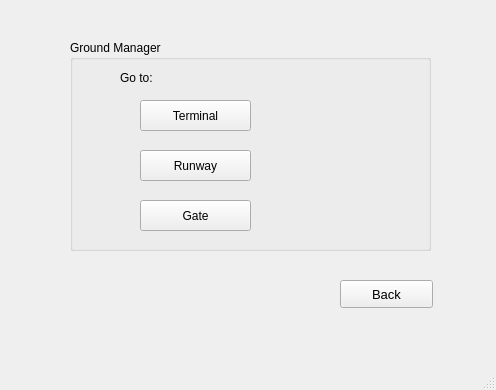
This is GroundManager.ui in Muneeba-Badar/DB-Final-Project as Qt 5 draws it before an edit. The edited form follows.
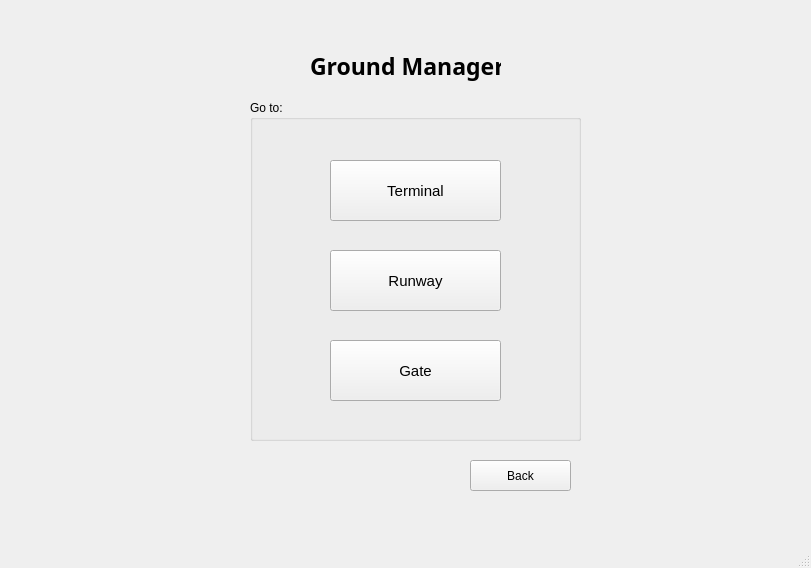
This is the edited form.

Patch:
```diff
--- a/GroundManager.ui
+++ b/GroundManager.ui
@@ -6,101 +6,124 @@
    <rect>
     <x>0</x>
     <y>0</y>
-    <width>496</width>
-    <height>390</height>
+    <width>811</width>
+    <height>568</height>
    </rect>
   </property>
   <property name="windowTitle">
    <string>MainWindow</string>
   </property>
   <widget class="QWidget" name="centralwidget">
-   <widget class="QGroupBox" name="GroundManager">
+   <widget class="QPushButton" name="GBackBtn">
     <property name="geometry">
      <rect>
-      <x>70</x>
+      <x>470</x>
+      <y>460</y>
+      <width>101</width>
+      <height>31</height>
+     </rect>
+    </property>
+    <property name="font">
+     <font>
+      <pointsize>9</pointsize>
+     </font>
+    </property>
+    <property name="text">
+     <string>Back</string>
+    </property>
+   </widget>
+   <widget class="QLabel" name="label_4">
+    <property name="geometry">
+     <rect>
+      <x>310</x>
       <y>40</y>
-      <width>361</width>
-      <height>211</height>
+      <width>191</width>
+      <height>51</height>
      </rect>
     </property>
     <property name="font">
      <font>
-      <pointsize>9</pointsize>
+      <family>Berlin Sans FB Demi</family>
+      <pointsize>17</pointsize>
+      <weight>75</weight>
+      <bold>true</bold>
      </font>
     </property>
-    <property name="title">
+    <property name="text">
      <string>Ground Manager</string>
     </property>
-    <widget class="QLabel" name="label">
+   </widget>
+   <widget class="QGroupBox" name="groupBox">
+    <property name="geometry">
+     <rect>
+      <x>250</x>
+      <y>100</y>
+      <width>331</width>
+      <height>341</height>
+     </rect>
+    </property>
+    <property name="font">
+     <font>
+      <pointsize>9</pointsize>
+     </font>
+    </property>
+    <property name="title">
+     <string>Go to:</string>
+    </property>
+    <widget class="QPushButton" name="GateBtn">
      <property name="geometry">
       <rect>
-       <x>50</x>
-       <y>30</y>
-       <width>55</width>
-       <height>16</height>
+       <x>80</x>
+       <y>240</y>
+       <width>171</width>
+       <height>61</height>
       </rect>
      </property>
+     <property name="font">
+      <font>
+       <pointsize>11</pointsize>
+      </font>
+     </property>
      <property name="text">
-      <string>Go to:</string>
+      <string>Gate</string>
+     </property>
+    </widget>
+    <widget class="QPushButton" name="RunwayBtn">
+     <property name="geometry">
+      <rect>
+       <x>80</x>
+       <y>150</y>
+       <width>171</width>
+       <height>61</height>
+      </rect>
+     </property>
+     <property name="font">
+      <font>
+       <pointsize>11</pointsize>
+      </font>
+     </property>
+     <property name="text">
+      <string>Runway</string>
      </property>
     </widget>
     <widget class="QPushButton" name="TerminalBtn">
      <property name="geometry">
       <rect>
-       <x>70</x>
+       <x>80</x>
        <y>60</y>
-       <width>111</width>
-       <height>31</height>
+       <width>171</width>
+       <height>61</height>
       </rect>
      </property>
+     <property name="font">
+      <font>
+       <pointsize>11</pointsize>
+      </font>
+     </property>
      <property name="text">
       <string>Terminal</string>
      </property>
     </widget>
-    <widget class="QPushButton" name="RunwayBtn">
-     <property name="geometry">
-      <rect>
-       <x>70</x>
-       <y>110</y>
-       <width>111</width>
-       <height>31</height>
-      </rect>
-     </property>
-     <property name="text">
-      <string>Runway</string>
-     </property>
-    </widget>
-    <widget class="QPushButton" name="GateBtn">
-     <property name="geometry">
-      <rect>
-       <x>70</x>
-       <y>160</y>
-       <width>111</width>
-       <height>31</height>
-      </rect>
-     </property>
-     <property name="text">
-      <string>Gate</string>
-     </property>
-    </widget>
-   </widget>
-   <widget class="QPushButton" name="GBackBtn">
-    <property name="geometry">
-     <rect>
-      <x>340</x>
-      <y>280</y>
-      <width>93</width>
-      <height>28</height>
-     </rect>
-    </property>
-    <property name="font">
-     <font>
-      <pointsize>10</pointsize>
-     </font>
-    </property>
-    <property name="text">
-     <string>Back</string>
-    </property>
    </widget>
   </widget>
   <widget class="QMenuBar" name="menubar">
```
Left out of the diff: 4 changed lines with no effect on the pictures.
